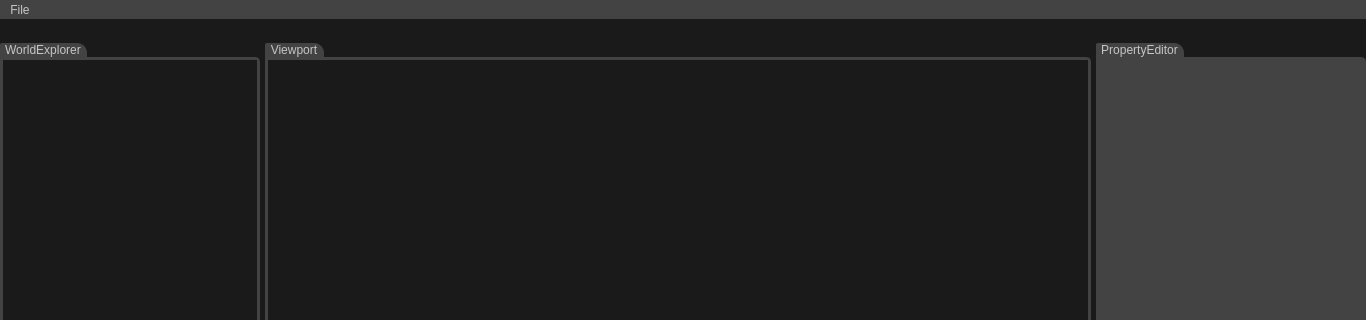
Old version of the form source/editor/InnocenceEditor/mainwindow.ui in the repository zhangdoa/InnocenceEngine; both pictures show x 0 to 1366 and y 0 to 320 of the 1366 by 768 pixel window.
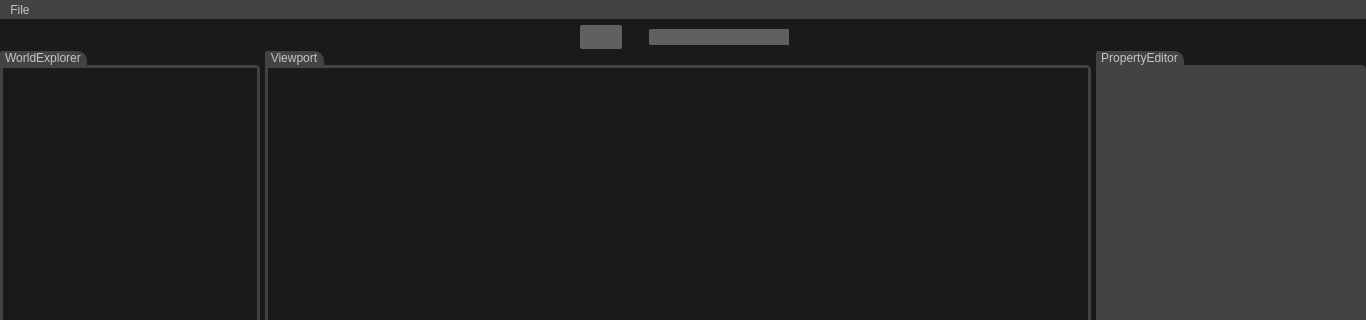
New version of the form. The open tabs and pages were chosen to show the change. Icons and pictures are not drawn. Custom widgets are drawn as their Qt base class.

```diff
--- a/source/editor/InnocenceEditor/mainwindow.ui
+++ b/source/editor/InnocenceEditor/mainwindow.ui
@@ -891,7 +891,7 @@
             <enum>Qt::Horizontal</enum>
            </property>
            <property name="sizeType">
-            <enum>QSizePolicy::Fixed</enum>
+            <enum>QSizePolicy::Expanding</enum>
            </property>
            <property name="sizeHint" stdset="0">
             <size>
@@ -902,34 +902,81 @@
           </spacer>
          </item>
          <item>
-          <spacer name="horizontalSpacer_3">
+          <widget class="QPushButton" name="PushButtonInnoPlayButton">
+           <property name="maximumSize">
+            <size>
+             <width>50</width>
+             <height>16777215</height>
+            </size>
+           </property>
+           <property name="autoFillBackground">
+            <bool>false</bool>
+           </property>
+           <property name="styleSheet">
+            <string notr="true"/>
+           </property>
+           <property name="text">
+            <string/>
+           </property>
+           <property name="checkable">
+            <bool>true</bool>
+           </property>
+           <property name="autoRepeat">
+            <bool>false</bool>
+           </property>
+           <property name="autoExclusive">
+            <bool>false</bool>
+           </property>
+           <property name="autoDefault">
+            <bool>false</bool>
+           </property>
+           <property name="default">
+            <bool>false</bool>
+           </property>
+           <property name="flat">
+            <bool>false</bool>
+           </property>
+          </widget>
+         </item>
+         <item>
+          <spacer name="horizontalSpacerCenter">
            <property name="orientation">
             <enum>Qt::Horizontal</enum>
            </property>
+           <property name="sizeType">
+            <enum>QSizePolicy::Fixed</enum>
+           </property>
            <property name="sizeHint" stdset="0">
             <size>
-             <width>40</width>
+             <width>20</width>
              <height>20</height>
             </size>
            </property>
           </spacer>
          </item>
          <item>
-          <widget class="QWidget" name="widgetToolBar" native="true">
-           <layout class="QHBoxLayout" name="horizontalLayout_10">
-            <property name="leftMargin">
-             <number>0</number>
-            </property>
-            <property name="topMargin">
-             <number>0</number>
-            </property>
-            <property name="rightMargin">
-             <number>0</number>
-            </property>
-            <property name="bottomMargin">
-             <number>0</number>
-            </property>
-           </layout>
+          <widget class="InnoRenderConfigurator" name="comboBoxInnoRenderConfigurator">
+           <property name="minimumSize">
+            <size>
+             <width>140</width>
+             <height>0</height>
+            </size>
+           </property>
+           <property name="editable">
+            <bool>false</bool>
+           </property>
+           <property name="currentText">
+            <string/>
+           </property>
+           <property name="currentIndex">
+            <number>-1</number>
+           </property>
+           <property name="sizeAdjustPolicy">
+            <enum>QComboBox::AdjustToContents</enum>
+           </property>
+           <property name="frame">
+            <bool>true</bool>
+           </property>
           </widget>
          </item>
          <item>
@@ -938,7 +985,7 @@
             <enum>Qt::Horizontal</enum>
            </property>
            <property name="sizeType">
-            <enum>QSizePolicy::Fixed</enum>
+            <enum>QSizePolicy::Expanding</enum>
            </property>
            <property name="sizeHint" stdset="0">
             <size>
@@ -3051,6 +3098,11 @@
    <extends>QListView</extends>
    <header>innofileexplorer.h</header>
   </customwidget>
+  <customwidget>
+   <class>InnoRenderConfigurator</class>
+   <extends>QComboBox</extends>
+   <header>innorenderconfigurator.h</header>
+  </customwidget>
  </customwidgets>
  <resources/>
  <connections>
```
Left out of the diff: 6 changed lines with no effect on the pictures.
